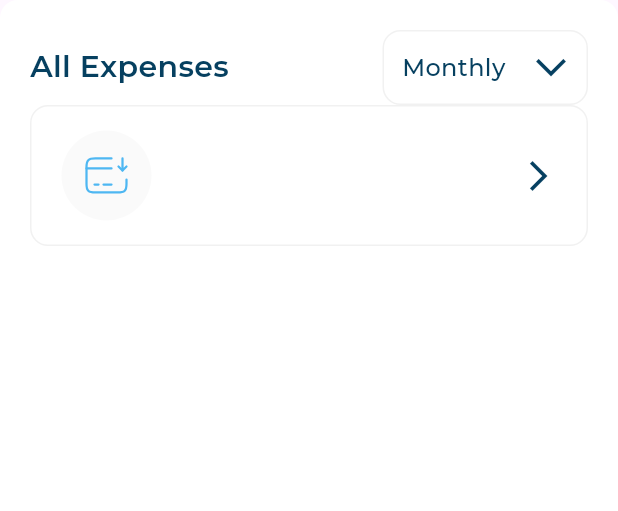
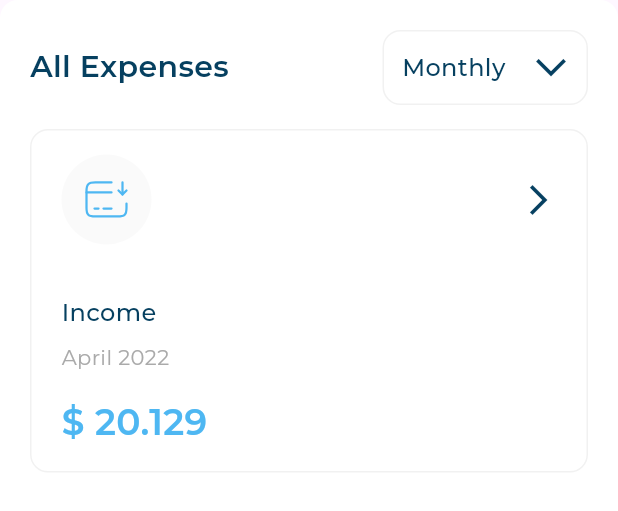
Before and after one commit to Mohhosny2k/responsive_dash_board, a Flutter app: the AllExpensess widget shown alone on an empty page, opened directly, on a phone screen of 412 x 824 dp. Shown: the top 511 px of the screen. Run offline on Flutter 3.47's test engine with Material 3 defaults, Android fonts, the phone set to English and light mode, and no system bars; our stand-ins replace flutter_svg; project files that could hold a hidden picture were left out.

Commit message:
all expenses item part 3

```diff
--- a/lib/widgets/all_expensess.dart
+++ b/lib/widgets/all_expensess.dart
@@ -19,6 +19,7 @@ class AllExpensess extends StatelessWidget {
       child:const Column(
         children: [
           AllExpensessHeader()  ,
+          SizedBox(height: 16,),
            AllExpensessItem(itemModel: AllExpensessItemModel(image: Assets.imagesIncome, title: 'Income', date: 'April 2022', price: r'$ 20.129'))
         ]
     ),
--- a/lib/widgets/all_expensess_item.dart
+++ b/lib/widgets/all_expensess_item.dart
@@ -1,6 +1,7 @@
 import 'package:flutter/material.dart';
 import 'package:responsive_dash_board/models/all_expensess_item_model.dart';
 
+import '../utils/app_styles.dart';
 import 'all_expensess_item_header.dart';
 
 class AllExpensessItem extends StatelessWidget {
@@ -17,8 +18,16 @@ final AllExpensessItemModel itemModel;
             borderRadius: BorderRadius.circular(12),
           )),
       child:  Column(
+        crossAxisAlignment: CrossAxisAlignment.start,
         children: [
           AllExpensessItemHeader(image: itemModel.image,),
+         const SizedBox(height: 34,),
+         Text(itemModel.title, style: AppStyles.styleMedium16,),
+         const SizedBox(height: 8,),
+         Text(itemModel.date, style: AppStyles.styleRegular14,),
+         const SizedBox(height: 16,),
+         Text(itemModel.price, style: AppStyles.styleSemiBold24,),
+
 
         ],
       ),
```
